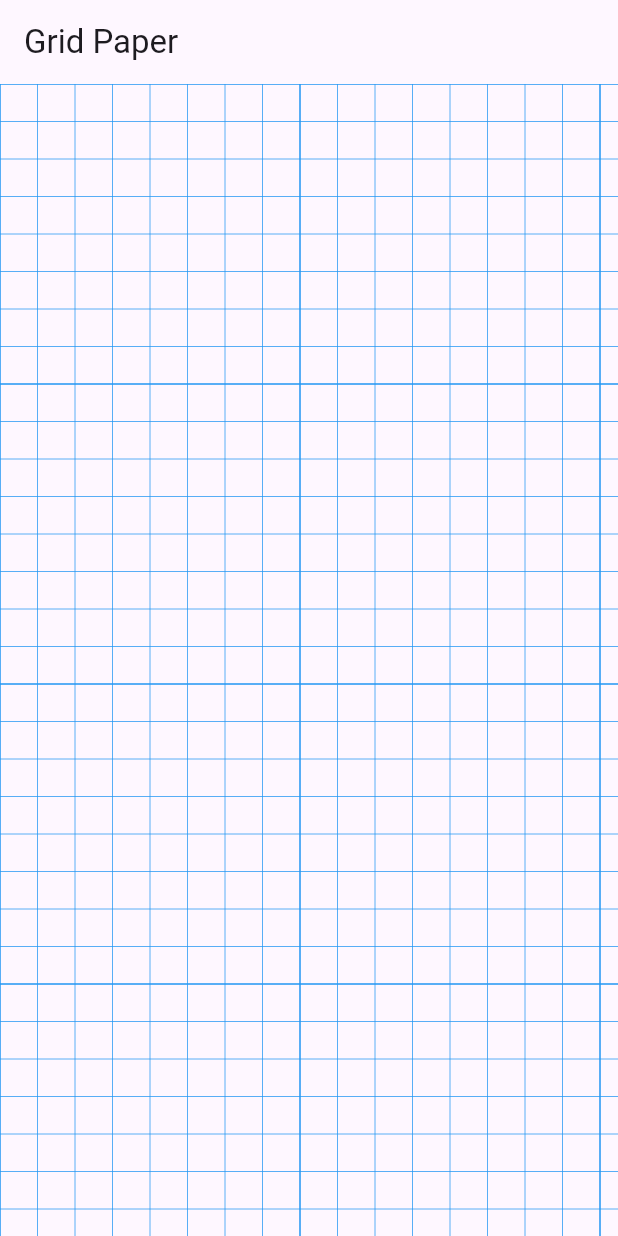
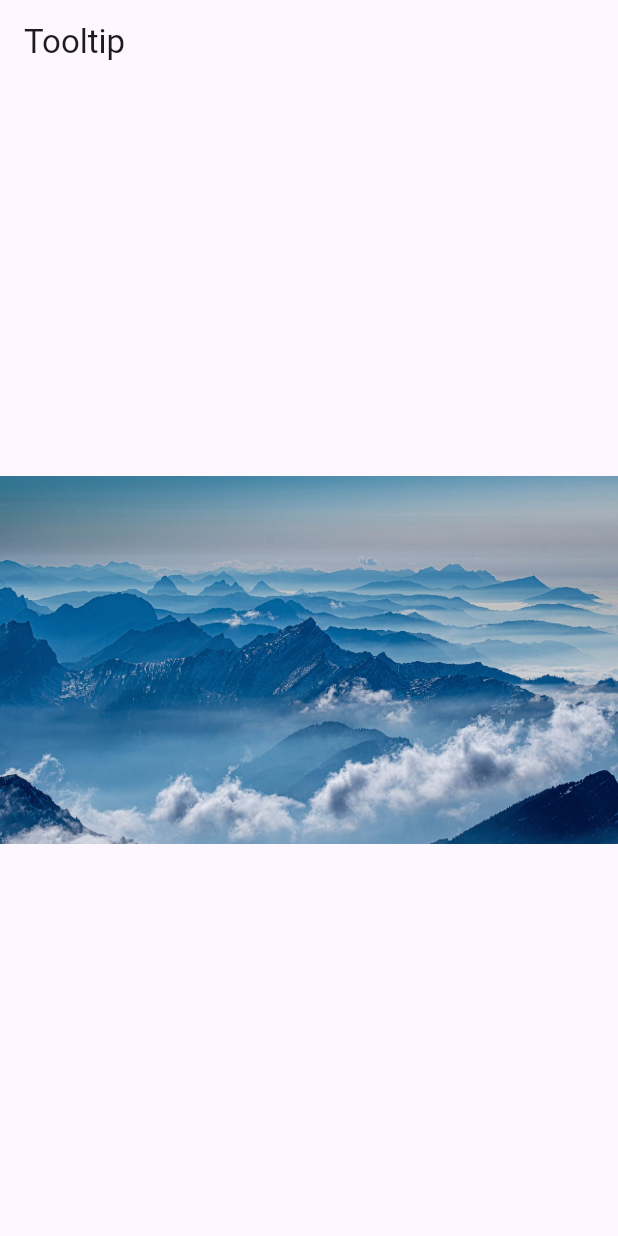
Before and after one commit to KRFLUTTERUG/wiki-flutter-widget, a Flutter app: the screen it shows after launch, on a phone screen of 412 x 824 dp. Run offline on Flutter 3.47's test engine with Material 3 defaults, Android fonts, the phone set to English and light mode, and no system bars; our stand-ins replace fl_chart, gap.

Commit message:
feat : tooltip

```diff
--- a/lib/main.dart
+++ b/lib/main.dart
@@ -21,6 +21,6 @@ class MyApp extends StatelessWidget {
           colorScheme: ColorScheme.fromSeed(seedColor: Colors.deepPurple),
           useMaterial3: true,
         ),
-        home: const MyGridPaper());
+        home: const MyToolTip());
   }
 }
--- a/lib/widget/20210123/lib/20210123.dart
+++ b/lib/widget/20210123/lib/20210123.dart
@@ -18,6 +18,7 @@ export '../showsearch.dart';
 export '../showtimepicker.dart';
 export '../sliverappbar.dart';
 export '../stepper.dart';
+export '../tooltip.dart';
 export '../visibility.dart';
 export '../willpopscope.dart';
 export '../wrap.dart';
--- /dev/null
+++ b/lib/widget/20210123/tooltip.dart
@@ -0,0 +1,25 @@
+import 'package:flutter/material.dart';
+
+class MyToolTip extends StatefulWidget {
+  const MyToolTip({super.key});
+
+  @override
+  State<MyToolTip> createState() => _MyToolTipState();
+}
+
+class _MyToolTipState extends State<MyToolTip> {
+  @override
+  Widget build(BuildContext context) {
+    return Scaffold(
+      appBar: AppBar(
+        title: Text('Tooltip'),
+      ),
+      body: Center(
+        child: Tooltip(
+          message: 'This is Tooltip',
+          child: Image.asset('images/mountains.jpg'),
+        ),
+      ),
+    );
+  }
+}
```
Also changed, not shown: 1 other file.
